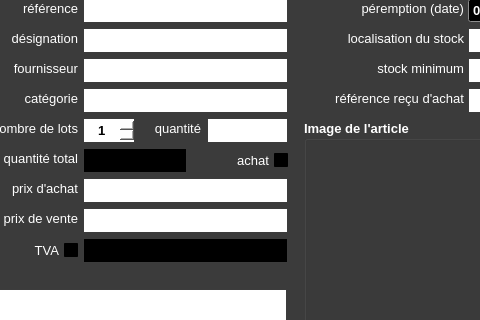
Old version of the form ui/yeroth-erp-entrer-window.ui in the repository xnoumbissinoundou/yeroth-erp-3.0; both pictures show x 112 to 592 and y 185 to 505 of the 799 by 601 pixel window.
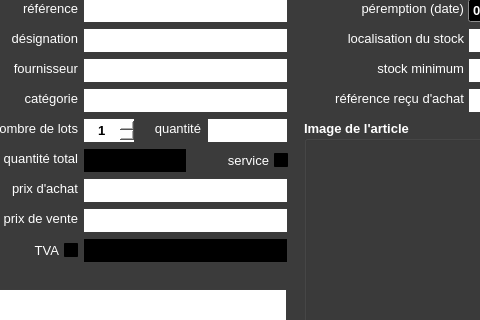
New version of the form. Icons and pictures are not drawn. Custom widgets are drawn as their Qt base class.

Patch:
```diff
--- a/ui/yeroth-erp-entrer-window.ui
+++ b/ui/yeroth-erp-entrer-window.ui
@@ -11529,7 +11529,7 @@
       <enum>Qt::RightToLeft</enum>
      </property>
      <property name="text">
-      <string>achat</string>
+      <string>service</string>
      </property>
     </widget>
    </widget>
```
Left out of the diff: 2 changed lines with no effect on the pictures.
